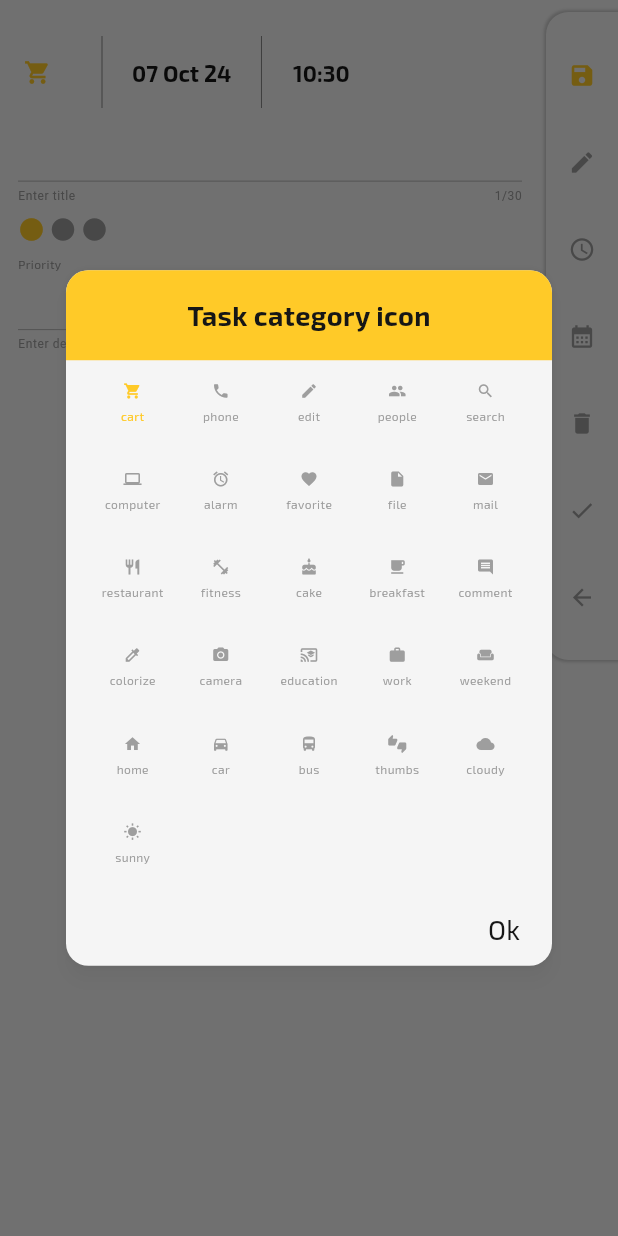
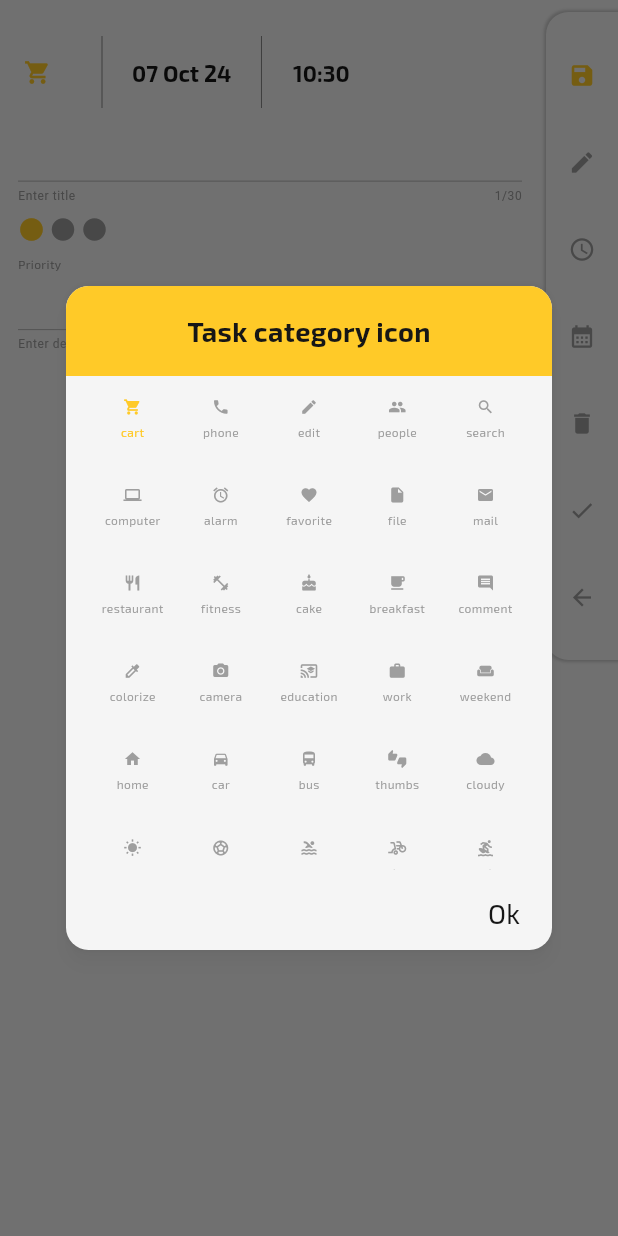
Before and after one commit to RafalSiuta/noti, a Flutter app: the TaskCreator screen opened directly, after a tap on the "shopping cart" icon, on a phone screen of 412 x 824 dp. Run offline on Flutter 3.47's test engine with Material 3 defaults, Android fonts, the phone set to English and light mode, and no system bars; our stand-ins replace camera, carousel_slider, flutter_staggered_animations, google_fonts, hive, hive_flutter and 6 more; missing offline and left inert: csshadow, photo_manager, photo_manager_image_provider; accounts and stored records are empty.

Commit message:
1.create new complete icons list for task and note picker; 2.add and configure new custom system icons for task and note (fab btn); 3. fix dialog icon picker max size and flexibility;

```diff
--- a/lib/models/menu_model/category_icon_list.dart
+++ b/lib/models/menu_model/category_icon_list.dart
@@ -15,60 +15,141 @@ class CategoryIconsList {
     }
     return pickedIcon;
   }
+  //ativities
+  //audio
+  //brand
+  //bussiness
+  //text formating
+  //communication
+  //social
+  //ui actions
+  //home
+  //photo & image
+  //security
+  //transport
+  //travel
+
   List<CategoryIconModel> iconsList = [
-    CategoryIconModel(id:1,icon:Icons.shopping_cart,name:"cart" ,),
-    CategoryIconModel(id:2,icon:Icons.phone,name:"phone" ,),
-    CategoryIconModel(id:3,icon: Icons.edit, name: "edit", ),
-    CategoryIconModel(id:4,icon: Icons.people, name: "people", ),
-    CategoryIconModel(id:5,icon: Icons.search, name: "search", ),
-    CategoryIconModel(id:6,icon: Icons.computer, name: "computer", ),
-    CategoryIconModel(id:7,icon: Icons.access_alarm, name: "alarm", ),
-    CategoryIconModel(id:8,icon: Icons.favorite, name: "favorite", ),
-    CategoryIconModel(id:9,icon: Icons.insert_drive_file, name: "file", ),
-    CategoryIconModel(id:10,icon: Icons.mail, name: "mail", ),
-    CategoryIconModel(id:11,icon: Icons.restaurant, name: "restaurant", ),
-    CategoryIconModel(id:12,icon: Icons.fitness_center, name: "fitness", ),
-    CategoryIconModel(id:13,icon: Icons.cake, name: "cake", ),
-    CategoryIconModel(id:14,icon: Icons.free_breakfast, name: "breakfast", ),
-    CategoryIconModel(id:15,icon: Icons.comment, name: "comment", ),
-    CategoryIconModel(id:16,icon: Icons.colorize, name: "colorize", ),
-    CategoryIconModel(id:17,icon: Icons.camera_alt, name: "camera", ),
-    CategoryIconModel(id:18,icon: Icons.cast_for_education, name: "education", ),
-    CategoryIconModel(id:19,icon: Icons.work, name: "work", ),
-    CategoryIconModel(id:20,icon: Icons.weekend, name: "weekend", ),
-    CategoryIconModel(id:21,icon: Icons.home, name: "home", ),
-    CategoryIconModel(id:22,icon: Icons.directions_car, name: "car", ),
-    CategoryIconModel(id:23,icon: Icons.directions_bus, name: "bus", ),
-    CategoryIconModel(id:24,icon: Icons.thumbs_up_down, name: "thumbs", ),
-    CategoryIconModel(id:25,icon: Icons.wb_cloudy, name: "cloudy", ),
-    CategoryIconModel(id:26,icon: Icons.wb_sunny, name: "sunny", ),
-    // Icons.shopping_cart,
-    // Icons.local_phone,
-    // Icons.edit,
-    // Icons.people,
-    // Icons.search,
-    // Icons.computer,
-    // Icons.access_alarm,
-    // Icons.favorite,
-    // Icons.insert_drive_file,
-    // Icons.mail,
-    // Icons.shopping_cart,
-    // Icons.restaurant,
-    // Icons.fitness_center,
-    // Icons.cake,
-    // Icons.free_breakfast,
-    // Icons.comment,
-    // Icons.colorize,
-    // Icons.camera_alt,
-    // Icons.cast_for_education,
-    // Icons.work,
-    // Icons.weekend,
-    // Icons.home,
-    // Icons.directions_car,
-    // Icons.directions_bus,
-    // Icons.search,
-    // Icons.thumbs_up_down,
-    // Icons.wb_cloudy,
-    // Icons.wb_sunny,
+    // Istniejące elementy - bez zmian
+    CategoryIconModel(id: 1, icon: Icons.shopping_cart, name: "cart", category: "business & payments"),
+    CategoryIconModel(id: 2, icon: Icons.phone, name: "phone", category: "communication"),
+    CategoryIconModel(id: 3, icon: Icons.edit, name: "edit", category: "text formatting"),
+    CategoryIconModel(id: 4, icon: Icons.people, name: "people", category: "social"),
+    CategoryIconModel(id: 5, icon: Icons.search, name: "search", category: "ui actions"),
+    CategoryIconModel(id: 6, icon: Icons.computer, name: "computer", category: "business & payments"),
+    CategoryIconModel(id: 7, icon: Icons.access_alarm, name: "alarm", category: "activities"),
+    CategoryIconModel(id: 8, icon: Icons.favorite, name: "favorite", category: "social"),
+    CategoryIconModel(id: 9, icon: Icons.insert_drive_file, name: "file", category: "business & payments"),
+    CategoryIconModel(id: 10, icon: Icons.mail, name: "mail", category: "communication"),
+    CategoryIconModel(id: 11, icon: Icons.restaurant, name: "restaurant", category: "home"),
+    CategoryIconModel(id: 12, icon: Icons.fitness_center, name: "fitness", category: "activities"),
+    CategoryIconModel(id: 13, icon: Icons.cake, name: "cake", category: "home"),
+    CategoryIconModel(id: 14, icon: Icons.free_breakfast, name: "breakfast", category: "home"),
+    CategoryIconModel(id: 15, icon: Icons.comment, name: "comment", category: "communication"),
+    CategoryIconModel(id: 16, icon: Icons.colorize, name: "colorize", category: "photo & image"),
+    CategoryIconModel(id: 17, icon: Icons.camera_alt, name: "camera", category: "photo & image"),
+    CategoryIconModel(id: 18, icon: Icons.cast_for_education, name: "education", category: "activities"),
+    CategoryIconModel(id: 19, icon: Icons.work, name: "work", category: "business & payments"),
+    CategoryIconModel(id: 20, icon: Icons.weekend, name: "weekend", category: "travel"),
+    CategoryIconModel(id: 21, icon: Icons.home, name: "home", category: "home"),
+    CategoryIconModel(id: 22, icon: Icons.directions_car, name: "car", category: "transport"),
+    CategoryIconModel(id: 23, icon: Icons.directions_bus, name: "bus", category: "transport"),
+    CategoryIconModel(id: 24, icon: Icons.thumbs_up_down, name: "thumbs", category: "social"),
+    CategoryIconModel(id: 25, icon: Icons.wb_cloudy, name: "cloudy", category: "travel"),
+    CategoryIconModel(id: 26, icon: Icons.wb_sunny, name: "sunny", category: "travel"),
+
+    // Dodane elementy
+
+    // activities
+    CategoryIconModel(id: 27, icon: Icons.sports_soccer, name: "soccer", category: "activities"),
+    CategoryIconModel(id: 28, icon: Icons.pool, name: "pool", category: "activities"),
+    CategoryIconModel(id: 29, icon: Icons.bike_scooter, name: "bike", category: "activities"),
+    CategoryIconModel(id: 30, icon: Icons.surfing, name: "surfing", category: "activities"),
+    CategoryIconModel(id: 31, icon: Icons.kayaking, name: "kayaking", category: "activities"),
+
+    // audio
+    CategoryIconModel(id: 32, icon: Icons.audiotrack, name: "audiotrack", category: "audio"),
+    CategoryIconModel(id: 33, icon: Icons.volume_up, name: "volume_up", category: "audio"),
+    CategoryIconModel(id: 34, icon: Icons.headset, name: "headset", category: "audio"),
+    CategoryIconModel(id: 35, icon: Icons.mic, name: "microphone", category: "audio"),
+    CategoryIconModel(id: 36, icon: Icons.speaker, name: "speaker", category: "audio"),
+
+    // brand
+    CategoryIconModel(id: 37, icon: Icons.android, name: "android", category: "brand"),
+    CategoryIconModel(id: 38, icon: Icons.apple, name: "apple", category: "brand"),
+    //CategoryIconModel(id: 39, icon: Icons.google, name: "google", category: "brand"),
+    CategoryIconModel(id: 40, icon: Icons.facebook, name: "facebook", category: "brand"),
+    //CategoryIconModel(id: 41, icon: Icons.whatsapp, name: "whatsapp", category: "brand"),
+
+    // business
+    CategoryIconModel(id: 42, icon: Icons.business_center, name: "business_center", category: "business & payments"),
+    CategoryIconModel(id: 43, icon: Icons.monetization_on, name: "money", category: "business & payments"),
+    CategoryIconModel(id: 44, icon: Icons.account_balance, name: "account_balance", category: "business & payments"),
+    CategoryIconModel(id: 45, icon: Icons.credit_card, name: "credit_card", category: "business & payments"),
+    CategoryIconModel(id: 46, icon: Icons.receipt, name: "receipt", category: "business & payments"),
+
+    // text formatting
+    CategoryIconModel(id: 47, icon: Icons.format_bold, name: "bold", category: "text formatting"),
+    CategoryIconModel(id: 48, icon: Icons.format_italic, name: "italic", category: "text formatting"),
+    CategoryIconModel(id: 49, icon: Icons.format_underlined, name: "underlined", category: "text formatting"),
+    CategoryIconModel(id: 50, icon: Icons.format_list_bulleted, name: "list_bulleted", category: "text formatting"),
+    CategoryIconModel(id: 51, icon: Icons.format_quote, name: "quote", category: "text formatting"),
+
+    // communication
+    CategoryIconModel(id: 52, icon: Icons.message, name: "message", category: "communication"),
+    CategoryIconModel(id: 53, icon: Icons.chat, name: "chat", category: "communication"),
+    CategoryIconModel(id: 54, icon: Icons.call, name: "call", category: "communication"),
+    CategoryIconModel(id: 55, icon: Icons.video_call, name: "video_call", category: "communication"),
+    CategoryIconModel(id: 56, icon: Icons.contact_phone, name: "contact_phone", category: "communication"),
+
+    // social
+    CategoryIconModel(id: 57, icon: Icons.share, name: "share", category: "social"),
+    CategoryIconModel(id: 58, icon: Icons.thumb_up, name: "thumb_up", category: "social"),
+    CategoryIconModel(id: 59, icon: Icons.group, name: "group", category: "social"),
+    CategoryIconModel(id: 60, icon: Icons.public, name: "public", category: "social"),
+    CategoryIconModel(id: 61, icon: Icons.notifications, name: "notifications", category: "social"),
+
+    // ui actions
+    CategoryIconModel(id: 62, icon: Icons.add, name: "add", category: "ui actions"),
+    CategoryIconModel(id: 63, icon: Icons.delete, name: "delete", category: "ui actions"),
+    CategoryIconModel(id: 64, icon: Icons.done, name: "done", category: "ui actions"),
+    CategoryIconModel(id: 65, icon: Icons.cancel, name: "cancel", category: "ui actions"),
+    CategoryIconModel(id: 66, icon: Icons.settings, name: "settings", category: "ui actions"),
+
+    // home
+    CategoryIconModel(id: 67, icon: Icons.kitchen, name: "kitchen", category: "home"),
+    CategoryIconModel(id: 68, icon: Icons.bed, name: "bed", category: "home"),
+    CategoryIconModel(id: 69, icon: Icons.bathroom, name: "bathroom", category: "home"),
+    CategoryIconModel(id: 70, icon: Icons.tv, name: "tv", category: "home"),
+    CategoryIconModel(id: 71, icon: Icons.garage, name: "garage", category: "home"),
+
+    // photo & image
+    CategoryIconModel(id: 72, icon: Icons.photo, name: "photo", category: "photo & image"),
+    CategoryIconModel(id: 73, icon: Icons.image, name: "image", category: "photo & image"),
+    CategoryIconModel(id: 74, icon: Icons.slideshow, name: "slideshow", category: "photo & image"),
+    CategoryIconModel(id: 75, icon: Icons.filter, name: "filter", category: "photo & image"),
+    CategoryIconModel(id: 76, icon: Icons.photo_album, name: "photo_album", category: "photo & image"),
+
+    // security
+    CategoryIconModel(id: 77, icon: Icons.security, name: "security", category: "security"),
+    CategoryIconModel(id: 78, icon: Icons.lock, name: "lock", category: "security"),
+    CategoryIconModel(id: 79, icon: Icons.fingerprint, name: "fingerprint", category: "security"),
+    CategoryIconModel(id: 80, icon: Icons.vpn_key, name: "vpn_key", category: "security"),
+    CategoryIconModel(id: 81, icon: Icons.verified_user, name: "verified_user", category: "security"),
+
+    // transport
+    CategoryIconModel(id: 82, icon: Icons.airport_shuttle, name: "shuttle", category: "transport"),
+    CategoryIconModel(id: 83, icon: Icons.bike_scooter, name: "scooter", category: "transport"),
+    CategoryIconModel(id: 84, icon: Icons.local_shipping, name: "shipping", category: "transport"),
+    CategoryIconModel(id: 85, icon: Icons.train, name: "train", category: "transport"),
+    CategoryIconModel(id: 86, icon: Icons.flight, name: "flight", category: "transport"),
+
+    // travel
+    CategoryIconModel(id: 87, icon: Icons.local_airport, name: "airport", category: "travel"),
+    CategoryIconModel(id: 88, icon: Icons.map, name: "map", category: "travel"),
+    CategoryIconModel(id: 89, icon: Icons.hotel, name: "hotel", category: "travel"),
+    CategoryIconModel(id: 90, icon: Icons.beach_access, name: "beach", category: "travel"),
+    CategoryIconModel(id: 91, icon: Icons.hiking, name: "hiking", category: "travel"),
   ];
+
 }
--- a/lib/screens/home_screen/home_screen.dart
+++ b/lib/screens/home_screen/home_screen.dart
@@ -165,7 +165,7 @@ class _HomeScreenState extends State<HomeScreen>
                       leading: IconButton(
                         splashColor: Colors.transparent,
                         icon: Icon(
-                          Icons.settings_outlined,
+                          Icons.settings,
                           color: Theme.of(context).textTheme.displayLarge!.color,
                           size: leadingIconSize,
                         ),
--- a/lib/screens/task_screen/task_creator_screen.dart
+++ b/lib/screens/task_screen/task_creator_screen.dart
@@ -148,7 +148,8 @@ class _TaskCreatorState extends State<TaskCreator>
             StatefulBuilder(builder: (ctx,setDialState){
               return CustomDial(
                   title: 'Task category icon',
-                  child: Padding(
+                  child: Container(
+                    constraints: BoxConstraints(maxHeight: MediaQuery.of(context).size.height / 2.5),
                     padding: const EdgeInsets.symmetric(horizontal: 16),
                     child: GridView.count(
                       physics: const BouncingScrollPhysics(
--- a/lib/widgets/buttons/fab.dart
+++ b/lib/widgets/buttons/fab.dart
@@ -1,4 +1,5 @@
 import 'package:flutter/material.dart';
+import 'package:noti/utils/custom_icon_helper/noti_system_icons_icons.dart';
 
 import '../../utils/dimensions/size_info.dart';
 
@@ -76,7 +77,7 @@ class CustomFab extends StatelessWidget {
                 width: fabSize,
                 height: fabSize,
                 child: IconButton(
-                  icon: Icon(Icons.note_add,
+                  icon: Icon(NotiSystemIcons.task,
                       color: Theme.of(context).textTheme.headlineMedium!.color,
                       size: iconSize),
                   onPressed: () {
@@ -112,7 +113,7 @@ class CustomFab extends StatelessWidget {
                 height: fabSize,
                 child: IconButton(
                   icon: Icon(
-                    Icons.task,
+                    NotiSystemIcons.note,
                     color: Theme.of(context).textTheme.headlineMedium!.color,
                     size: iconSize,
                   ),
--- a/lib/widgets/cards/note_card.dart
+++ b/lib/widgets/cards/note_card.dart
@@ -108,7 +108,10 @@ class NoteCard extends StatelessWidget {
                               note.image != null && note.image!.isNotEmpty
                                   ? ImageCard(
                                 img: note.image!,
-                                size: isGrid
+                                width: isGrid
+                                    ? cardImageSize
+                                    : cardImageSize - 10,
+                                height: isGrid
                                     ? cardImageSize
                                     : cardImageSize - 10,
                                 cornerRadius: 8,
```
Also changed, not shown: lib/screens/note_screen/note_creator_screen.dart (+5 -4 lines), lib/styles/themes/theme_default.dart (+4 -3 lines), lib/utils/custom_icon_helper/noti_system_icons_icons.dart (added, +50 -0 lines), lib/widgets/cards/image_card.dart (+7 -5 lines), pubspec.yaml (+9 -5 lines), assets/fonts/NotiSystemIcons.ttf (added).
